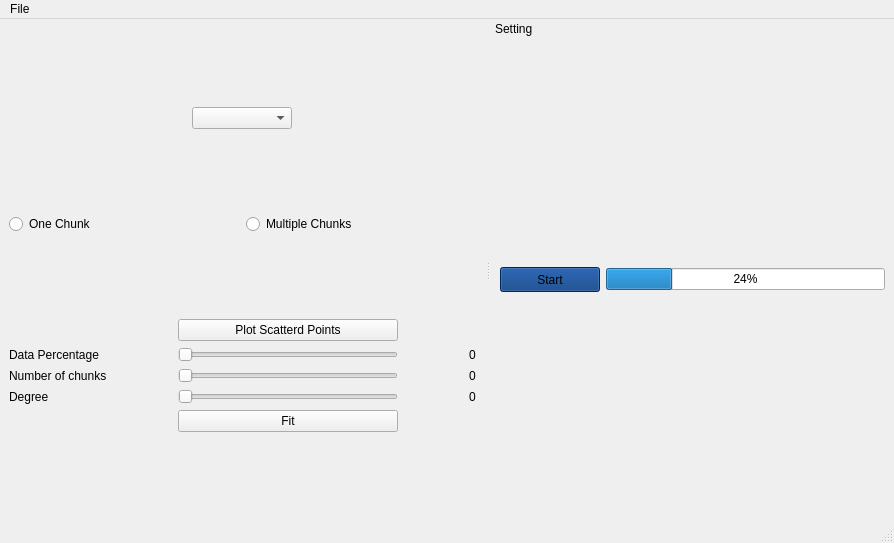
The window that gui_main.ui (Mohamed-Ibrahim-01/curve-fitting) describes before a commit, drawn with Qt 5.
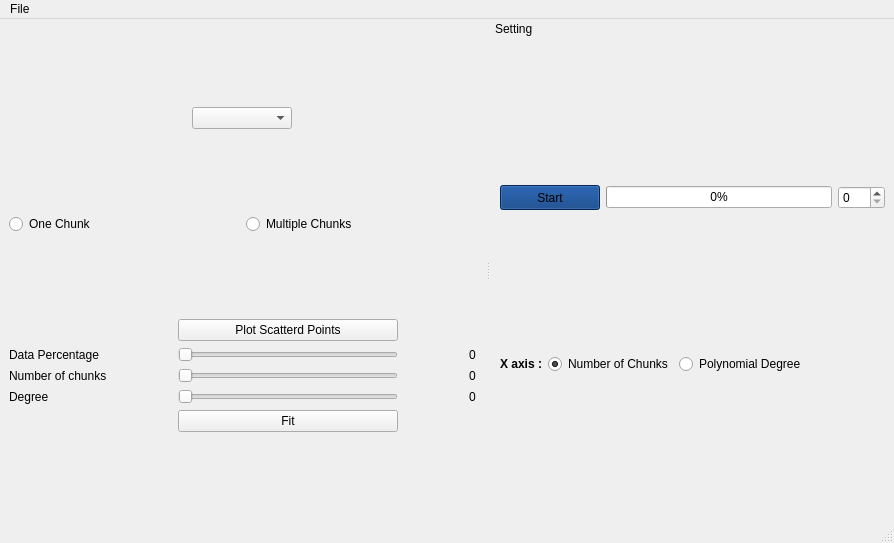
The same window after the commit.

```diff
--- a/gui_main.ui
+++ b/gui_main.ui
@@ -225,7 +225,14 @@
          <item>
           <widget class="QProgressBar" name="progressBar">
            <property name="value">
-            <number>24</number>
+            <number>0</number>
+           </property>
+          </widget>
+         </item>
+         <item>
+          <widget class="QSpinBox" name="overlap">
+           <property name="maximum">
+            <number>100</number>
            </property>
           </widget>
          </item>
@@ -233,6 +240,51 @@
        </item>
       </layout>
      </item>
+     <item>
+      <layout class="QHBoxLayout" name="horizontalLayout_4">
+       <item>
+        <widget class="QLabel" name="label">
+         <property name="styleSheet">
+          <string notr="true">font: 10pt &quot;Sans Serif&quot;;
+font-weight: bold;</string>
+         </property>
+         <property name="text">
+          <string>X axis :</string>
+         </property>
+        </widget>
+       </item>
+       <item>
+        <widget class="QRadioButton" name="numchunk">
+         <property name="text">
+          <string>Number of Chunks</string>
+         </property>
+         <property name="checked">
+          <bool>true</bool>
+         </property>
+        </widget>
+       </item>
+       <item>
+        <widget class="QRadioButton" name="polydeg">
+         <property name="text">
+          <string>Polynomial Degree</string>
+         </property>
+        </widget>
+       </item>
+       <item>
+        <spacer name="horizontalSpacer">
+         <property name="orientation">
+          <enum>Qt::Horizontal</enum>
+         </property>
+         <property name="sizeHint" stdset="0">
+          <size>
+           <width>40</width>
+           <height>20</height>
+          </size>
+         </property>
+        </spacer>
+       </item>
+      </layout>
+     </item>
     </layout>
    </widget>
   </widget>
```
Left out of the diff: 2 changed lines with no effect on the pictures.
